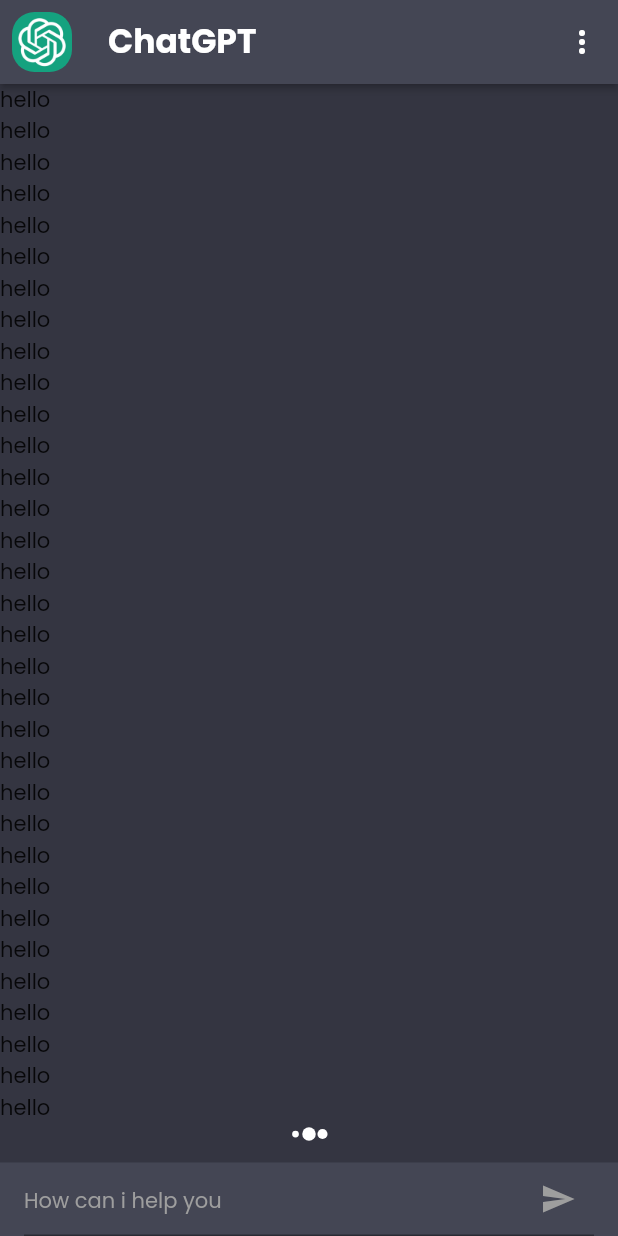
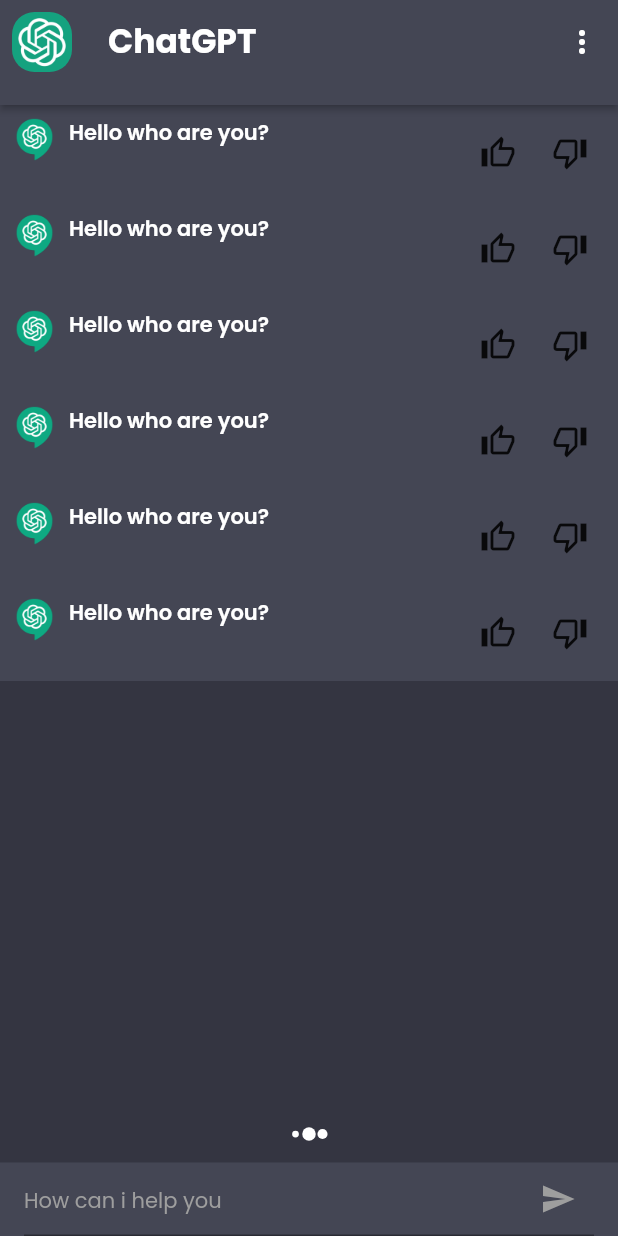
Before and after one commit to YomnaOthmann/ChatBot-App, a Flutter app: the screen it shows after launch, on a phone screen of 412 x 824 dp. Run offline on Flutter 3.47's test engine with Material 2 defaults, Android fonts, the phone set to English and light mode, and no system bars; our stand-ins replace flutter_spinkit.

Commit message:
init commit

```diff
--- /dev/null
+++ b/lib/constants/constants.dart
@@ -0,0 +1,29 @@
+final chatMessages = [
+  {
+    "msg": "Hello who are you?",
+    "chatIndex": 0,
+  },
+  {
+    "msg":
+        "Hello, I am ChatGPT, a large language model developed by OpenAI. I am here to assist you with any information or questions you may have. How can I help you today?",
+    "chatIndex": 1,
+  },
+  {
+    "msg": "What is flutter?",
+    "chatIndex": 0,
+  },
+  {
+    "msg":
+        "Flutter is an open-source mobile application development framework created by Google. It is used to develop applications for Android, iOS, Linux, Mac, Windows, and the web. Flutter uses the Dart programming language and allows for the creation of high-performance, visually attractive, and responsive apps. It also has a growing and supportive community, and offers many customizable widgets for building beautiful and responsive user interfaces.",
+    "chatIndex": 1,
+  },
+  {
+    "msg": "Okay thanks",
+    "chatIndex": 0,
+  },
+  {
+    "msg":
+        "You're welcome! Let me know if you have any other questions or if there's anything else I can help you with.",
+    "chatIndex": 1,
+  },
+];
--- a/lib/view/screens/chat_screen.dart
+++ b/lib/view/screens/chat_screen.dart
@@ -1,5 +1,7 @@
-import 'package:chatbot/constants/colors.dart';
-import 'package:chatbot/services/assets_manager.dart';
+import 'package:chatbot/constants/constants.dart';
+import 'package:chatbot/view/widgets/chat_item.dart';
+import 'package:chatbot/view/widgets/custom_appbar.dart';
+import 'package:chatbot/view/widgets/custom_text_field.dart';
 import 'package:flutter/material.dart';
 import 'package:flutter_spinkit/flutter_spinkit.dart';
 
@@ -16,37 +18,21 @@
   @override
   Widget build(BuildContext context) {
     return Scaffold(
-      appBar: AppBar(
-        leading: Padding(
-          padding: const EdgeInsets.all(8.0),
-          child: ClipRRect(
-              borderRadius: BorderRadius.circular(15),
-              child: Image.asset(AssetManager.openAiLogo)),
-        ),
-        title: const Text(
-          "ChatGPT",
-          style: TextStyle(
-            fontSize: 22,
-            fontWeight: FontWeight.w700,
-          ),
-        ),
-        actions: [
-          IconButton(
-            onPressed: () {},
-            icon: const Icon(
-              Icons.more_vert,
-              color: Colors.white,
-            ),
-          )
-        ],
+      appBar: const PreferredSize(
+        preferredSize: Size(double.maxFinite, 70),
+        child: CustomAppBar(),
       ),
       body: SafeArea(
         child: Column(
           children: [
             Flexible(
               child: ListView.builder(
+                itemCount: 6,
                 itemBuilder: (context, index) {
-                  return Text("hello");
+                  return Chatitem(
+                      msg: chatMessages[0]['msg'].toString(),
+                      msgIndex:
+                          int.parse(chatMessages[1]['chatIndex'].toString()));
                 },
               ),
             ),
@@ -55,33 +41,8 @@
                 color: Colors.white,
                 size: 18,
               ),
-              SizedBox(height: 10),
-              Container(
-                color: cardColor,
-                padding: EdgeInsetsDirectional.symmetric(horizontal: 16),
-                child: TextField(
-                  controller: controller,
-                  onSubmitted: (data) {
-                    //TODO
-                  },
-                  style: TextStyle(
-                    color: Colors.white,
-                    fontSize: 18,
-                  ),
-                  decoration: InputDecoration(
-                      suffixIcon: IconButton(
-                          onPressed: () {},
-                          icon: Icon(
-                            Icons.send,
-                            color: textFieldColor,
-                          )),
-                      hintText: "How can i help you",
-                      hintStyle: TextStyle(
-                        color: textFieldColor,
-                        fontSize: 14,
-                      )),
-                ),
-              )
+              const SizedBox(height: 10),
+              CustomTextField(controller: controller),
             ]
           ],
         ),
--- /dev/null
+++ b/lib/view/widgets/chat_item.dart
@@ -0,0 +1,56 @@
+import 'package:chatbot/constants/colors.dart';
+import 'package:chatbot/services/assets_manager.dart';
+import 'package:chatbot/view/widgets/custom_text.dart';
+import 'package:flutter/material.dart ';
+
+class Chatitem extends StatelessWidget {
+  const Chatitem({super.key, required this.msg, required this.msgIndex});
+
+  final String msg;
+  final int msgIndex;
+  @override
+  Widget build(BuildContext context) {
+    return Column(
+      children: [
+        Container(
+          color: msgIndex == 0 ? scaffoldBackgroundColor : cardColor,
+          child: Padding(
+            padding: const EdgeInsets.all(8.0),
+            child: Row(
+              crossAxisAlignment: CrossAxisAlignment.start,
+              children: [
+                Image.asset(
+                  msgIndex == 0 ? AssetManager.userImg : AssetManager.chatLogo,
+                  height: 30,
+                  width: 30,
+                ),
+                const SizedBox(
+                  width: 8,
+                ),
+                Expanded(
+                  child: CustomText(
+                    text: msg,
+                  ),
+                ),
+                msgIndex == 0
+                    ? const SizedBox.shrink()
+                    : Row(
+                        children: [
+                          IconButton(
+                            onPressed: () {},
+                            icon: const Icon(Icons.thumb_up_alt_outlined),
+                          ),
+                          IconButton(
+                            onPressed: () {},
+                            icon: const Icon(Icons.thumb_down_alt_outlined),
+                          ),
+                        ],
+                      ),
+              ],
+            ),
+          ),
+        )
+      ],
+    );
+  }
+}
--- /dev/null
+++ b/lib/view/widgets/custom_appbar.dart
@@ -0,0 +1,35 @@
+import 'package:flutter/material.dart';
+
+import '../../services/assets_manager.dart';
+
+class CustomAppBar extends StatelessWidget {
+  const CustomAppBar({super.key});
+
+  @override
+  Widget build(BuildContext context) {
+    return AppBar(
+      leading: Padding(
+        padding: const EdgeInsets.all(8.0),
+        child: ClipRRect(
+            borderRadius: BorderRadius.circular(15),
+            child: Image.asset(AssetManager.openAiLogo)),
+      ),
+      title: const Text(
+        "ChatGPT",
+        style: TextStyle(
+          fontSize: 22,
+          fontWeight: FontWeight.w700,
+        ),
+      ),
+      actions: [
+        IconButton(
+          onPressed: () {},
+          icon: const Icon(
+            Icons.more_vert,
+            color: Colors.white,
+          ),
+        )
+      ],
+    );
+  }
+}
--- /dev/null
+++ b/lib/view/widgets/custom_text.dart
@@ -0,0 +1,26 @@
+import 'package:flutter/material.dart';
+
+class CustomText extends StatelessWidget {
+  const CustomText({
+    super.key,
+    required this.text,
+    this.color,
+    this.fontSize,
+    this.fontWeight,
+  });
+
+  final String text;
+  final Color? color;
+  final double? fontSize;
+  final FontWeight? fontWeight;
+
+  @override
+  Widget build(BuildContext context) {
+    return Text(text,
+        style: TextStyle(
+          color: color ?? Colors.white,
+          fontSize: fontSize,
+          fontWeight: fontWeight ?? FontWeight.w600,
+        ));
+  }
+}
--- /dev/null
+++ b/lib/view/widgets/custom_text_field.dart
@@ -0,0 +1,37 @@
+import 'package:flutter/material.dart';
+
+import '../../constants/colors.dart';
+
+class CustomTextField extends StatelessWidget {
+  const CustomTextField({super.key, required this.controller});
+  final TextEditingController controller;
+  @override
+  Widget build(BuildContext context) {
+    return Container(
+      color: cardColor,
+      padding: const EdgeInsetsDirectional.symmetric(horizontal: 16),
+      child: TextField(
+        controller: controller,
+        onSubmitted: (data) {
+          //TODO
+        },
+        style: const TextStyle(
+          color: Colors.white,
+          fontSize: 18,
+        ),
+        decoration: InputDecoration(
+            suffixIcon: IconButton(
+                onPressed: () {},
+                icon: const Icon(
+                  Icons.send,
+                  color: textFieldColor,
+                )),
+            hintText: "How can i help you",
+            hintStyle: const TextStyle(
+              color: textFieldColor,
+              fontSize: 14,
+            )),
+      ),
+    );
+  }
+}
```
Also changed, not shown: lib/constants/routes.dart (deleted).
